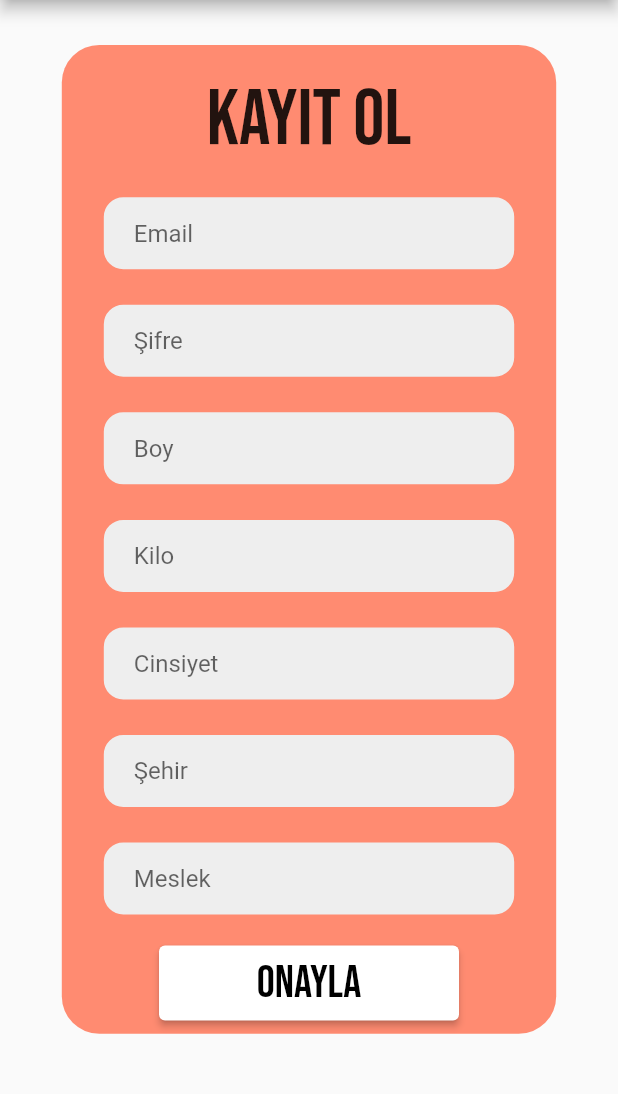
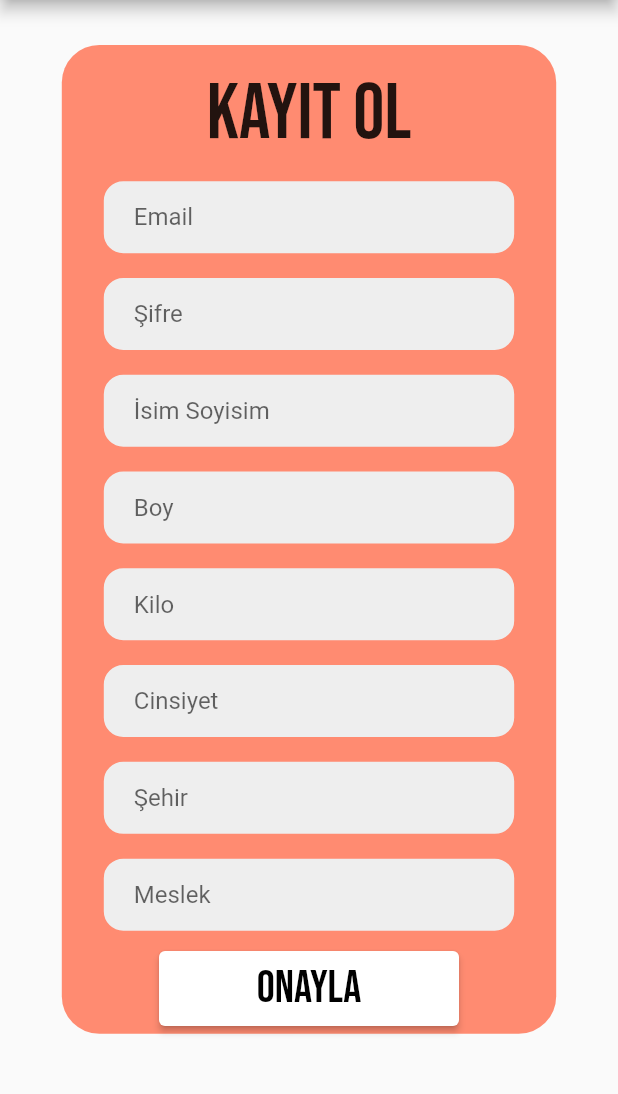
Before and after one commit to gsodyan2/MobilDiyetisyenim, a Flutter app: the screen it shows after launch, after a tap on "Kayıt Ol", on a phone screen of 412 x 824 dp, the part 84-1178 px from its top. Run offline on Flutter 3.47's test engine with Material 2 defaults, Android fonts, the phone set to English and light mode, and no system bars; our stand-ins replace cloud_firestore, firebase_auth, firebase_core, firebase_storage, google_fonts, image_picker; accounts and stored records are empty; network calls fail.

Commit message:
11.12
11.12

```diff
--- a/lib/auth_pages/login_page.dart
+++ b/lib/auth_pages/login_page.dart
@@ -1,10 +1,20 @@
 import 'package:flutter/material.dart';
+import 'package:flutter_application_1/DiyetisyenPages/DiyetisyenProfilPage.dart';
+import 'package:flutter_application_1/DiyetisyenPages/test.dart';
+import 'package:flutter_application_1/insertMeal.dart';
+import 'package:flutter_application_1/model/patient.dart';
+import 'package:flutter_application_1/service/auth.dart';
 import 'signin_page.dart';
 import 'package:google_fonts/google_fonts.dart';
 
 // ignore: camel_case_types
 class login_page extends StatelessWidget {
-  const login_page({super.key});
+  login_page({super.key});
+
+  final TextEditingController _emailController = TextEditingController();
+  final TextEditingController _passwordController = TextEditingController();
+
+  AuthService _authService = AuthService();
 
   @override
   Widget build(BuildContext context) {
@@ -47,10 +57,11 @@ class login_page extends StatelessWidget {
                           color: const Color.fromRGBO(255, 139, 113, 1)),
                       borderRadius: BorderRadius.circular(16),
                     ),
-                    child: const Padding(
-                      padding: EdgeInsets.only(left: 20.0),
-                      child: TextField(
-                        decoration: InputDecoration(
+                    child: Padding(
+                      padding: const EdgeInsets.only(left: 20.0),
+                      child: TextFormField(
+                        controller: _emailController,
+                        decoration: const InputDecoration(
                             border: InputBorder.none, hintText: 'Email'),
                       ),
                     ),
@@ -68,11 +79,12 @@ class login_page extends StatelessWidget {
                             width: 3,
                             color: const Color.fromRGBO(255, 139, 113, 1)),
                         borderRadius: BorderRadius.circular(16)),
-                    child: const Padding(
+                    child: Padding(
                       padding: EdgeInsets.only(left: 20.0),
-                      child: TextField(
+                      child: TextFormField(
+                        controller: _passwordController,
                         obscureText: true,
-                        decoration: InputDecoration(
+                        decoration: const InputDecoration(
                             border: InputBorder.none, hintText: 'Şifre'),
                       ),
                     ),
@@ -89,15 +101,29 @@ class login_page extends StatelessWidget {
                       color: Colors.orange[800],
                       borderRadius: BorderRadius.circular(12),
                     ),
-                    child: const Center(
-                      child: Text(
-                        'Giriş',
-                        style: TextStyle(
-                            color: Colors.white,
-                            fontWeight: FontWeight.bold,
-                            fontSize: 18),
-                      ),
-                    ),
+                    child: TextButton(
+                        onPressed: () {
+                          _authService
+                              .signIn(_emailController.text,
+                                  _passwordController.text)
+                              .then((value) => {
+                                    Navigator.push(
+                                      context,
+                                      MaterialPageRoute(
+                                          builder: (context) => Test(value)),
+                                    )
+                                  });
+                        },
+                        style: TextButton.styleFrom(
+                          minimumSize: Size(180, 2),
+                        ),
+                        child: const Text(
+                          'Giriş',
+                          style: TextStyle(
+                              color: Colors.white,
+                              fontWeight: FontWeight.bold,
+                              fontSize: 18),
+                        )),
                   ),
                 ),
                 const SizedBox(
@@ -123,7 +149,7 @@ class login_page extends StatelessWidget {
                             Navigator.push(
                               context,
                               MaterialPageRoute(
-                                  builder: (context) => const signin_page()),
+                                  builder: (context) => signin_page()),
                             );
                           },
                         )
--- a/lib/auth_pages/signin_page.dart
+++ b/lib/auth_pages/signin_page.dart
@@ -1,21 +1,32 @@
-import 'dart:math';
-
 import 'package:flutter/material.dart';
+import 'package:flutter_application_1/auth_pages/login_page.dart';
+import 'package:flutter_application_1/service/auth.dart';
 import 'package:google_fonts/google_fonts.dart';
 
 class signin_page extends StatelessWidget {
-  const signin_page({super.key});
+  signin_page({super.key});
+
+  final TextEditingController _emailController = TextEditingController();
+  final TextEditingController _passwordController = TextEditingController();
+  final TextEditingController _lengthController = TextEditingController();
+  final TextEditingController _weightController = TextEditingController();
+  final TextEditingController _genderController = TextEditingController();
+  final TextEditingController _cityController = TextEditingController();
+  final TextEditingController _jobController = TextEditingController();
+  final TextEditingController _fullNameController = TextEditingController();
+
+  AuthService _authService = AuthService();
 
   @override
   Widget build(BuildContext context) {
     return SafeArea(
       child: Scaffold(
+          resizeToAvoidBottomInset: false,
           appBar: AppBar(
             title: const Text('Mobil Diyetisyenim'),
             backgroundColor: const Color.fromRGBO(255, 139, 113, 1),
             centerTitle: true,
           ),
-          resizeToAvoidBottomInset: false,
           body: SingleChildScrollView(
             child: Center(
               child: Column(
@@ -49,11 +60,11 @@ class signin_page extends StatelessWidget {
                                     color:
                                         const Color.fromRGBO(255, 139, 113, 1)),
                                 borderRadius: BorderRadius.circular(16)),
-                            child: const Padding(
-                              padding: EdgeInsets.only(left: 20.0),
-                              child: TextField(
-                                obscureText: true,
-                                decoration: InputDecoration(
+                            child: Padding(
+                              padding: const EdgeInsets.only(left: 20.0),
+                              child: TextFormField(
+                                controller: _emailController,
+                                decoration: const InputDecoration(
                                     border: InputBorder.none,
                                     hintText: 'Email'),
                               ),
@@ -70,11 +81,12 @@ class signin_page extends StatelessWidget {
                                     color:
                                         const Color.fromRGBO(255, 139, 113, 1)),
                                 borderRadius: BorderRadius.circular(16)),
-                            child: const Padding(
+                            child: Padding(
                               padding: EdgeInsets.only(left: 20.0),
-                              child: TextField(
+                              child: TextFormField(
+                                controller: _passwordController,
                                 obscureText: true,
-                                decoration: InputDecoration(
+                                decoration: const InputDecoration(
                                     border: InputBorder.none,
                                     hintText: 'Şifre'),
                               ),
@@ -91,11 +103,32 @@ class signin_page extends StatelessWidget {
                                     color:
                                         const Color.fromRGBO(255, 139, 113, 1)),
                                 borderRadius: BorderRadius.circular(16)),
-                            child: const Padding(
-                              padding: EdgeInsets.only(left: 20.0),
-                              child: TextField(
-                                obscureText: true,
-                                decoration: InputDecoration(
+                            child: Padding(
+                              padding: const EdgeInsets.only(left: 20.0),
+                              child: TextFormField(
+                                controller: _fullNameController,
+                                decoration: const InputDecoration(
+                                    border: InputBorder.none,
+                                    hintText: 'İsim Soyisim'),
+                              ),
+                            ),
+                          ),
+                        ),
+                        Padding(
+                          padding: const EdgeInsets.symmetric(horizontal: 25.0),
+                          child: Container(
+                            decoration: BoxDecoration(
+                                color: Colors.grey[200],
+                                border: Border.all(
+                                    width: 3,
+                                    color:
+                                        const Color.fromRGBO(255, 139, 113, 1)),
+                                borderRadius: BorderRadius.circular(16)),
+                            child: Padding(
+                              padding: const EdgeInsets.only(left: 20.0),
+                              child: TextFormField(
+                                controller: _lengthController,
+                                decoration: const InputDecoration(
                                     border: InputBorder.none, hintText: 'Boy'),
                               ),
                             ),
@@ -111,10 +144,11 @@ class signin_page extends StatelessWidget {
                                     color:
                                         const Color.fromRGBO(255, 139, 113, 1)),
                                 borderRadius: BorderRadius.circular(16)),
-                            child: const Padding(
+                            child: Padding(
                               padding: EdgeInsets.only(left: 20.0),
-                              child: TextField(
-                                decoration: InputDecoration(
+                              child: TextFormField(
+                                controller: _weightController,
+                                decoration: const InputDecoration(
                                     border: InputBorder.none, hintText: 'Kilo'),
                               ),
                             ),
@@ -130,10 +164,11 @@ class signin_page extends StatelessWidget {
                                     color:
                                         const Color.fromRGBO(255, 139, 113, 1)),
                                 borderRadius: BorderRadius.circular(16)),
-                            child: const Padding(
-                              padding: EdgeInsets.only(left: 20.0),
-                              child: TextField(
-                                decoration: InputDecoration(
+                            child: Padding(
+                              padding: const EdgeInsets.only(left: 20.0),
+                              child: TextFormField(
+                                controller: _genderController,
+                                decoration: const InputDecoration(
                                     border: InputBorder.none,
                                     hintText: 'Cinsiyet'),
                               ),
@@ -150,10 +185,11 @@ class signin_page extends StatelessWidget {
                                     color:
                                         const Color.fromRGBO(255, 139, 113, 1)),
                                 borderRadius: BorderRadius.circular(16)),
-                            child: const Padding(
-                              padding: EdgeInsets.only(left: 20.0),
-                              child: TextField(
-                                decoration: InputDecoration(
+                            child: Padding(
+                              padding: const EdgeInsets.only(left: 20.0),
+                              child: TextFormField(
+                                controller: _cityController,
+                                decoration: const InputDecoration(
                                     border: InputBorder.none,
                                     hintText: 'Şehir'),
                               ),
@@ -170,10 +206,11 @@ class signin_page extends StatelessWidget {
                                     color:
                                         const Color.fromRGBO(255, 139, 113, 1)),
                                 borderRadius: BorderRadius.circular(16)),
-                            child: const Padding(
-                              padding: EdgeInsets.only(left: 20.0),
-                              child: TextField(
-                                decoration: InputDecoration(
+                            child: Padding(
+                              padding: const EdgeInsets.only(left: 20.0),
+                              child: TextFormField(
+                                controller: _jobController,
+                                decoration: const InputDecoration(
                                     border: InputBorder.none,
                                     hintText: 'Meslek'),
                               ),
@@ -181,7 +218,22 @@ class signin_page extends StatelessWidget {
                           ),
                         ),
                         ElevatedButton(
-                            onPressed: () {},
+                            onPressed: () {
+                              _authService
+                                  .signUp(
+                                      _emailController.text,
+                                      _passwordController.text,
+                                      _fullNameController.text,
+                                      int.parse(_weightController.text),
+                                      int.parse(_lengthController.text),
+                                      _genderController.text,
+                                      _cityController.text,
+                                      _jobController.text)
+                                  .then((value) => Navigator.push(
+                                      context,
+                                      MaterialPageRoute(
+                                          builder: (context) => login_page())));
+                            },
                             style: ElevatedButton.styleFrom(
                               backgroundColor: Colors.white,
                               minimumSize: Size(200, 50),
--- a/lib/main.dart
+++ b/lib/main.dart
@@ -1,7 +1,10 @@
 import 'package:flutter/material.dart';
 import 'package:flutter_application_1/auth_pages/login_page.dart';
+import 'package:firebase_core/firebase_core.dart';
 
-void main() {
+void main() async {
+  WidgetsFlutterBinding.ensureInitialized();
+  await Firebase.initializeApp();
   runApp(const MyApp());
 }
 
--- /dev/null
+++ b/lib/model/generalUser.dart
@@ -0,0 +1,15 @@
+class GeneralUser {
+  late String uid;
+  late String email;
+  late String fullName;
+  late String job;
+  late int height;
+  late int weight;
+  late bool isNutritionist;
+  late String city;
+
+  GeneralUser();
+
+  GeneralUser.withData(this.uid, this.email, this.fullName, this.job,
+      this.height, this.weight, this.isNutritionist, this.city);
+}
--- /dev/null
+++ b/lib/model/nutritionist.dart
@@ -0,0 +1,9 @@
+import 'package:flutter_application_1/model/generalUser.dart';
+
+class Nutritionist {
+  late GeneralUser user;
+
+  Nutritionist();
+
+  Nutritionist.fromData(this.user);
+}
--- /dev/null
+++ b/lib/model/patient.dart
@@ -0,0 +1,10 @@
+import 'package:flutter_application_1/model/generalUser.dart';
+
+class Patient {
+  late GeneralUser user;
+  late String nutritionistId;
+
+  Patient();
+
+  Patient.fromData(this.user, this.nutritionistId);
+}
--- a/pubspec.yaml
+++ b/pubspec.yaml
@@ -37,6 +37,11 @@ dependencies:
   # Use with the CupertinoIcons class for iOS style icons.
   cupertino_icons: ^1.0.2
   google_fonts:
+  firebase_core: ^2.3.0
+  cloud_firestore: ^4.1.0
+  firebase_auth: ^4.1.5
+  image_picker: ^0.8.6
+  firebase_storage: ^11.0.7
 
 dev_dependencies:
   flutter_test:
```
Also changed, not shown: lib/DataManager/mealManager.dart (added, +22 -0 lines), lib/DiyetisyenPages/test.dart (added, +66 -0 lines), lib/insertMeal.dart (added, +31 -0 lines), lib/model/meal.dart (added, +18 -0 lines), lib/service/auth.dart (added, +88 -0 lines), lib/service/storage.dart (added, +29 -0 lines), firebase.json (added), lib/firebase_options.dart (added), pubspec.lock, 4 other files.
